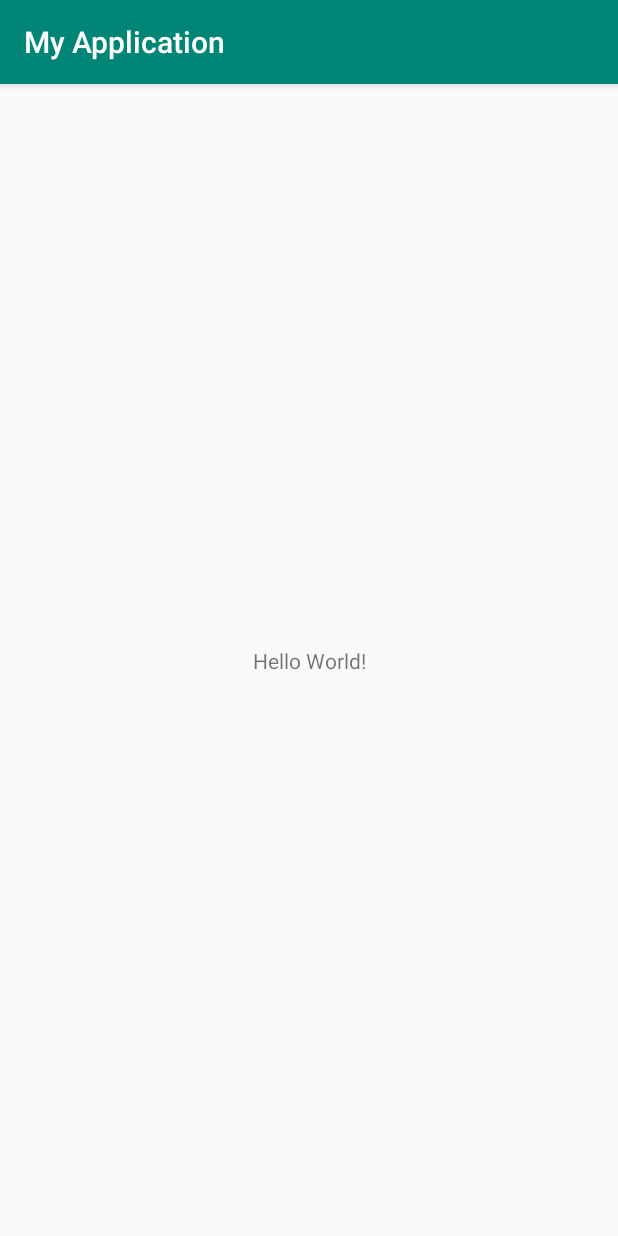
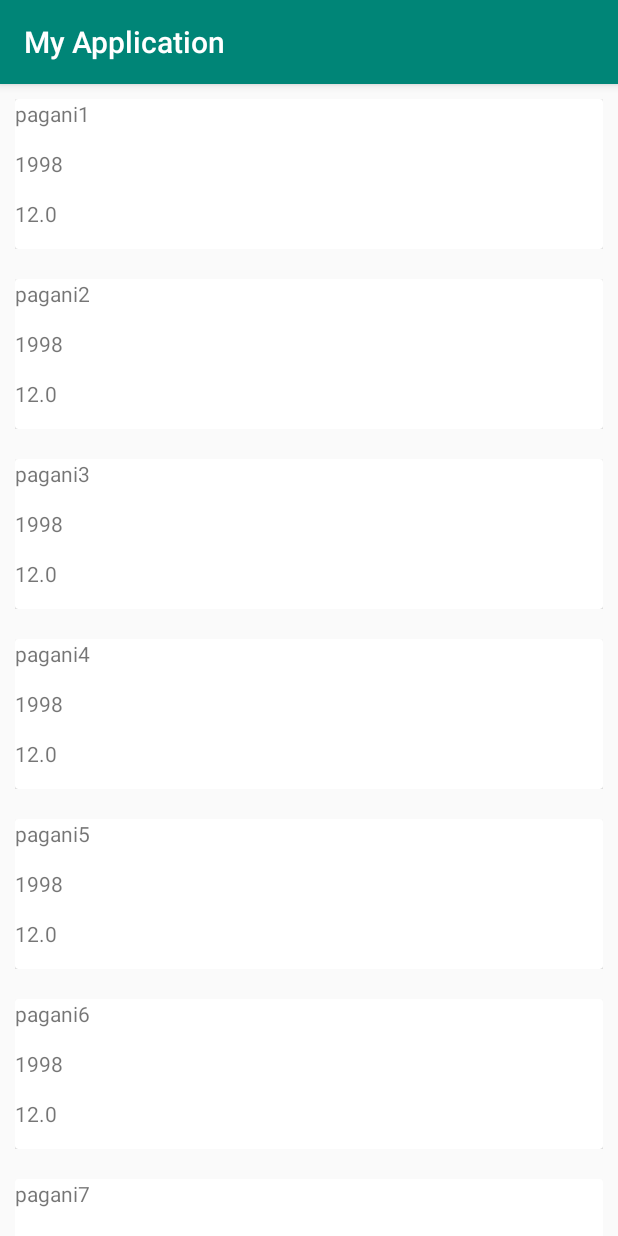
Before and after one commit to amirahmadadibi/TestForAli, an Android app: the screen it shows after launch (MainActivity), on a phone screen of 412 x 824 dp. Run offline under Robolectric (Android 15) with nearby library versions, the phone set to English and light mode, and no system bars.

Commit message:
simple recyclerview for private class with aliBeik

```diff
--- /dev/null
+++ b/app/src/main/java/projects/com/amirahmadadibi/myapplication/Car.java
@@ -0,0 +1,37 @@
+package projects.com.amirahmadadibi.myapplication;
+
+public class Car {
+    private String name;
+    private int model;//less then 4 digit
+    private double price;
+
+    public Car(String name, int model, double price) {
+        this.name = name;
+        this.model = model;
+        this.price = price;
+    }
+
+    public String getName() {
+        return name;
+    }
+
+    public void setName(String name) {
+        this.name = name;
+    }
+
+    public int getModel() {
+        return model;
+    }
+
+    public void setModel(int model) {
+        this.model = model;
+    }
+
+    public double getPrice() {
+        return price;
+    }
+
+    public void setPrice(double price) {
+        this.price = price;
+    }
+}
--- /dev/null
+++ b/app/src/main/java/projects/com/amirahmadadibi/myapplication/CarItemAdapter.java
@@ -0,0 +1,45 @@
+package projects.com.amirahmadadibi.myapplication;
+
+import android.content.ClipData;
+import android.content.Context;
+import android.support.annotation.NonNull;
+import android.support.v7.widget.RecyclerView;
+import android.util.Log;
+import android.view.LayoutInflater;
+import android.view.View;
+import android.view.ViewGroup;
+
+import java.util.List;
+
+public class CarItemAdapter extends RecyclerView.Adapter<ItemViewHolder> {
+
+    Context context;
+    List<Car> cars;
+
+    public CarItemAdapter(Context context, List<Car> cars) {
+        this.context = context;
+        this.cars = cars;
+    }
+
+    //create frame card
+    @NonNull
+    @Override
+    public ItemViewHolder onCreateViewHolder(@NonNull ViewGroup viewGroup, int i) {
+        View view = LayoutInflater.from(viewGroup.getContext()).inflate(R.layout.car_item, viewGroup, false);
+        ItemViewHolder itemViewHolder = new ItemViewHolder(view);
+        return itemViewHolder;
+    }
+
+    @Override
+    public void onBindViewHolder(@NonNull ItemViewHolder itemViewHolder, int i) {
+        itemViewHolder.txtCarName.setText(cars.get(i).getName());
+        itemViewHolder.txtCarModel.setText(String.valueOf(cars.get(i).getModel()));
+        itemViewHolder.txtCarPrice.setText(String.valueOf(cars.get(i).getPrice()));
+        Log.d("recyclerview", "onBindViewHolder: " + cars.get(i).getName());
+    }
+
+    @Override
+    public int getItemCount() {
+        return cars.size();
+    }
+}
--- /dev/null
+++ b/app/src/main/java/projects/com/amirahmadadibi/myapplication/ItemViewHolder.java
@@ -0,0 +1,19 @@
+package projects.com.amirahmadadibi.myapplication;
+
+import android.support.annotation.NonNull;
+import android.support.v7.widget.RecyclerView;
+import android.view.View;
+import android.widget.TextView;
+
+public class ItemViewHolder extends RecyclerView.ViewHolder {
+    TextView txtCarName;
+    TextView txtCarModel;
+    TextView txtCarPrice;
+
+    public ItemViewHolder(@NonNull View itemView) {
+        super(itemView);
+        txtCarName = itemView.findViewById(R.id.txt_car_name);
+        txtCarModel = itemView.findViewById(R.id.txt_car_model);
+        txtCarPrice = itemView.findViewById(R.id.txt_car_price);
+    }
+}
--- a/app/src/main/java/projects/com/amirahmadadibi/myapplication/MainActivity.java
+++ b/app/src/main/java/projects/com/amirahmadadibi/myapplication/MainActivity.java
@@ -2,6 +2,11 @@ package projects.com.amirahmadadibi.myapplication;
 
 import android.support.v7.app.AppCompatActivity;
 import android.os.Bundle;
+import android.support.v7.widget.LinearLayoutManager;
+import android.support.v7.widget.RecyclerView;
+
+import java.util.ArrayList;
+import java.util.List;
 
 public class MainActivity extends AppCompatActivity {
 
@@ -10,5 +15,33 @@ public class MainActivity extends AppCompatActivity {
         super.onCreate(savedInstanceState);
         setContentView(R.layout.activity_main);
 
+        RecyclerView recyclerView = findViewById(R.id.rv_main);
+        //Adatper adapter = new Adapter(layoutItem,name[]);
+        //ItemAdapter ada = new Adatper(carlist);
+        Car car1 = new Car("pagani1", 1998, 12.000000);
+        Car car2 = new Car("pagani2", 1998, 12.000000);
+        Car car3 = new Car("pagani3", 1998, 12.000000);
+        Car car4 = new Car("pagani4", 1998, 12.000000);
+        Car car5 = new Car("pagani5", 1998, 12.000000);
+        Car car6 = new Car("pagani6", 1998, 12.000000);
+        Car car7 = new Car("pagani7", 1998, 12.000000);
+        Car car8 = new Car("pagani8", 1998, 12.000000);
+        Car car9 = new Car("pagani9", 1998, 12.000000);
+        Car car10 = new Car("pagani010", 1998, 12.000000);
+        List<Car> cars = new ArrayList<>();
+        cars.add(car1);
+        cars.add(car2);
+        cars.add(car3);
+        cars.add(car4);
+        cars.add(car5);
+        cars.add(car6);
+        cars.add(car7);
+        cars.add(car8);
+        cars.add(car9);
+        cars.add(car10);
+        CarItemAdapter carItemAdapter = new CarItemAdapter(this,cars);
+        RecyclerView.LayoutManager layoutManager = new LinearLayoutManager(this);
+        recyclerView.setLayoutManager(layoutManager);
+        recyclerView.setAdapter(carItemAdapter);
     }
 }
--- a/app/src/main/res/layout/activity_main.xml
+++ b/app/src/main/res/layout/activity_main.xml
@@ -6,13 +6,12 @@
     android:layout_height="match_parent"
     tools:context=".MainActivity">
 
-    <TextView
-        android:layout_width="wrap_content"
-        android:layout_height="wrap_content"
-        android:text="Hello World!"
+    <android.support.v7.widget.RecyclerView
+        android:id="@+id/rv_main"
+        android:layout_width="0dp"
+        android:layout_height="0dp"
         app:layout_constraintBottom_toBottomOf="parent"
-        app:layout_constraintLeft_toLeftOf="parent"
-        app:layout_constraintRight_toRightOf="parent"
+        app:layout_constraintEnd_toEndOf="parent"
+        app:layout_constraintStart_toStartOf="parent"
         app:layout_constraintTop_toTopOf="parent" />
-
 </android.support.constraint.ConstraintLayout>
```
